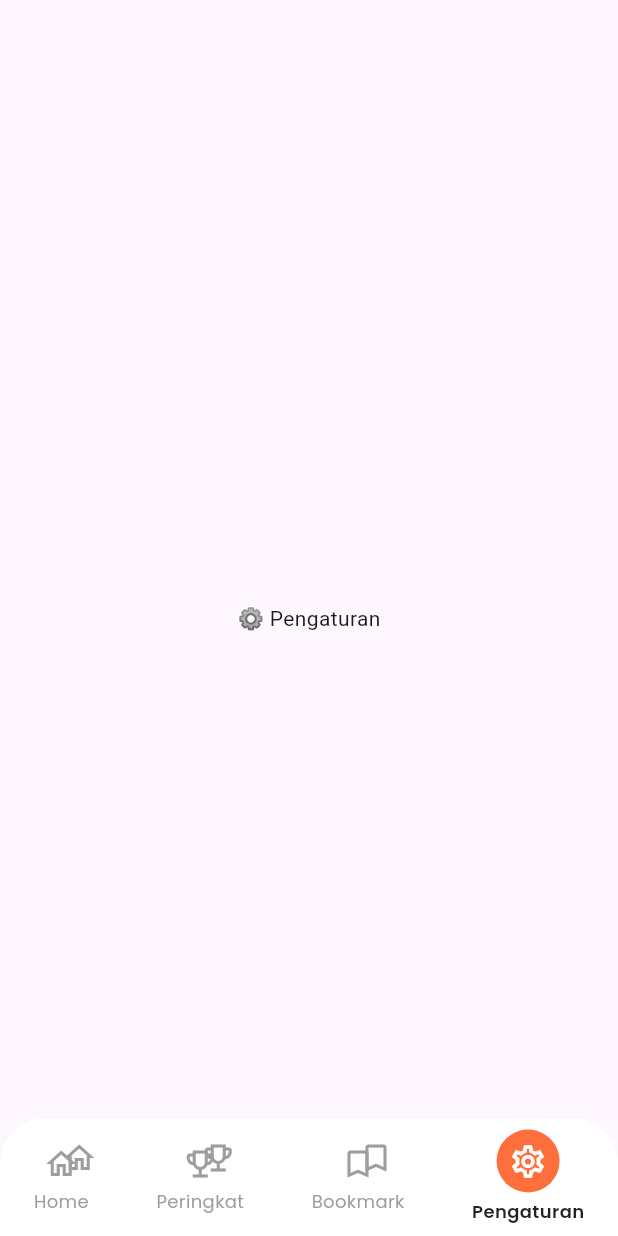
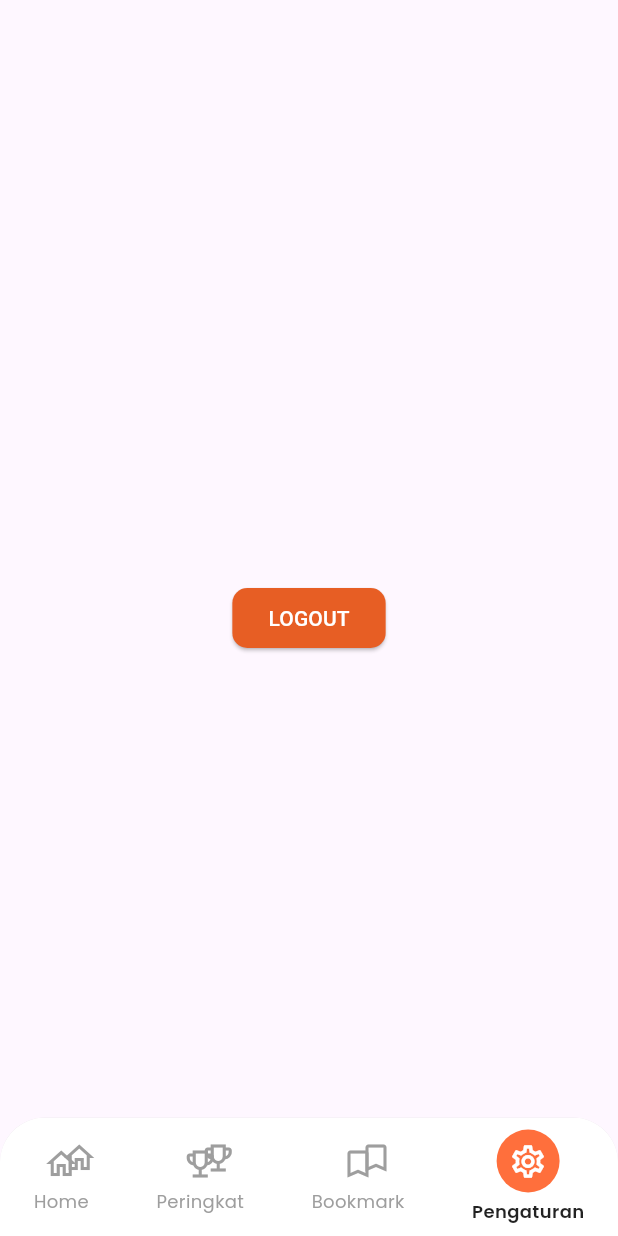
Before and after one commit to Faqihasyari/animated, a Flutter app: the screen it shows after launch, item 4 of the bottom bar chosen, on a phone screen of 412 x 824 dp. Run offline on Flutter 3.47's test engine with Material 3 defaults, Android fonts, the phone set to English and light mode, and no system bars; our stand-ins replace get, google_fonts, material_design_icons_flutter, shared_preferences; network calls fail.

Commit message:
fix color btn

```diff
--- a/lib/app/modules/bottomnav/view/bottomnav_view.dart
+++ b/lib/app/modules/bottomnav/view/bottomnav_view.dart
@@ -17,8 +17,8 @@ class BottomNavView extends GetView<BottomNavController> {
     final List<Widget> pages = const [
       HomeView(),
       LeaderboardView(),
+      Center(child: Text("🔖 Bookmark")),
       SettingView(),
-      Center(child: Text("⚙️ Pengaturan")),
     ];
 
     return Obx(
--- a/lib/app/modules/setting/view/setting_view.dart
+++ b/lib/app/modules/setting/view/setting_view.dart
@@ -16,6 +16,7 @@ class _SettingViewState extends State<SettingView> {
         child: ElevatedButton(
           style: ElevatedButton.styleFrom(
             backgroundColor: btnquiz,
+            foregroundColor: Colors.white,
             shape: RoundedRectangleBorder(
               borderRadius: BorderRadiusGeometry.circular(10),
             ),
```
